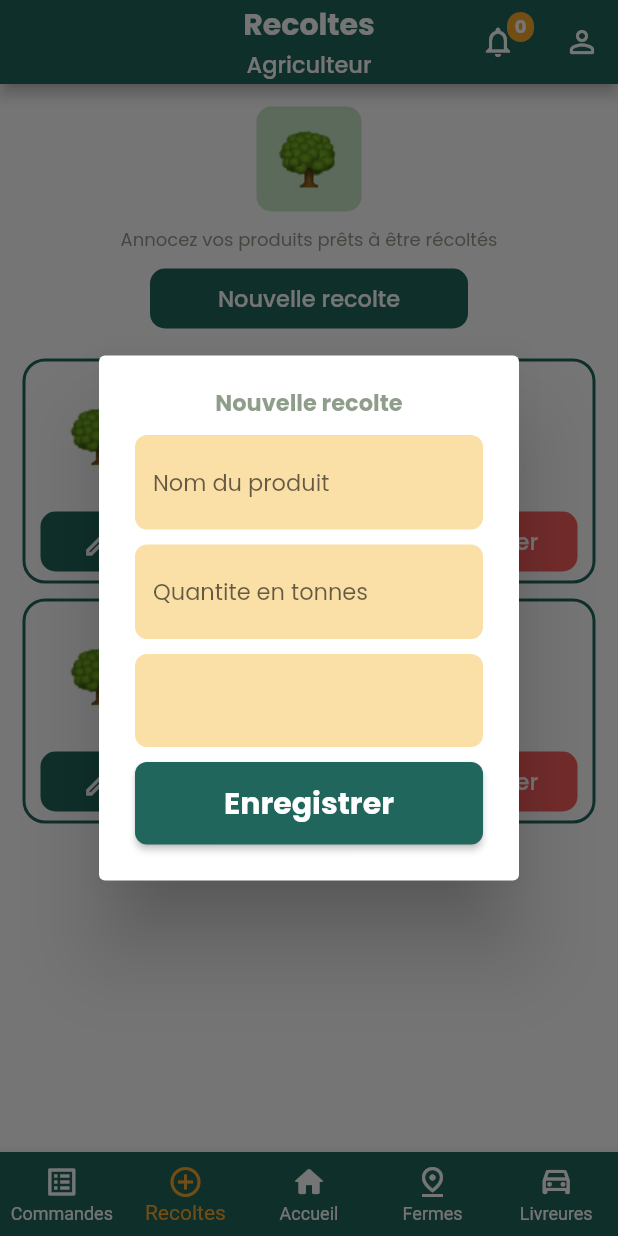
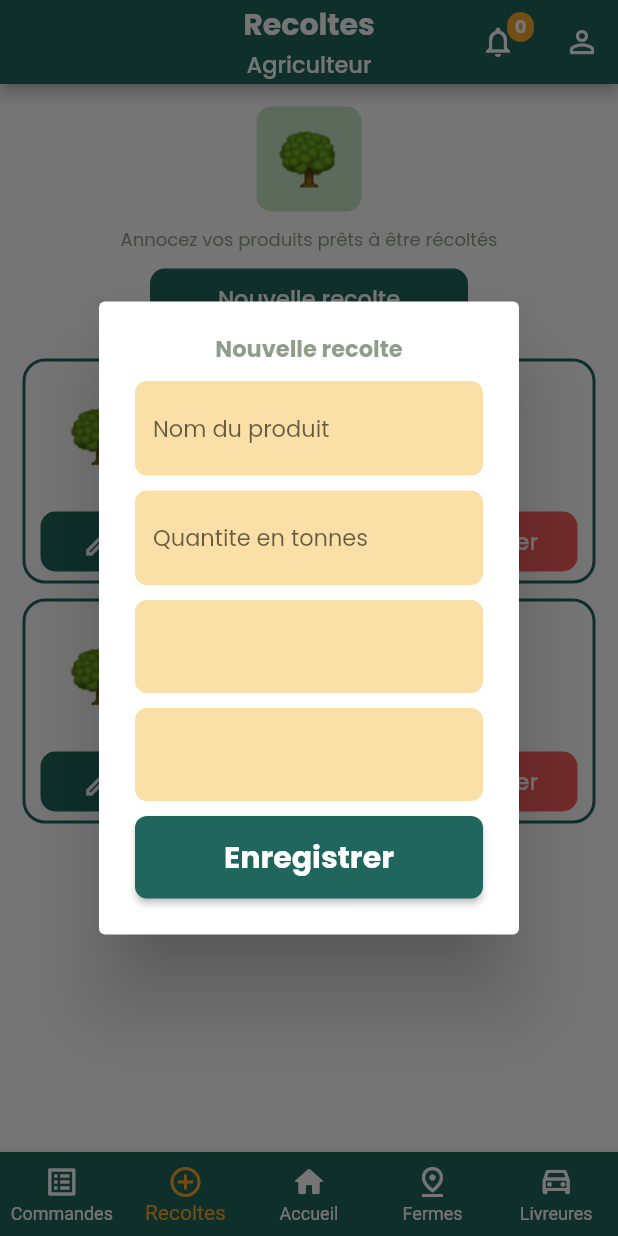
Before and after one commit to agnilondapakou/swipe_app, a Flutter app: the FarmerRecoltesPage screen opened by its route, item 2 of the bottom bar chosen, after a tap on "Nouvelle recolte", on a phone screen of 412 x 824 dp. Run offline on Flutter 3.47's test engine with Material 2 defaults, Android fonts, the phone set to English and light mode, and no system bars; our stand-ins replace awesome_dialog, flutter_secure_storage, flutter_spinkit, geolocator, google_fonts, hexcolor; accounts and stored records are empty.

Commit message:
Implement create recolte popup

```diff
--- a/lib/screens/recoltes/farmers/farmer_recoltes_page.dart
+++ b/lib/screens/recoltes/farmers/farmer_recoltes_page.dart
@@ -15,8 +15,8 @@ class FarmerRecoltesPage extends StatefulWidget {
 }
 
 class _FarmerRecoltesPageState extends State<FarmerRecoltesPage> {
+  final GlobalKey<FormState> _formKey = GlobalKey<FormState> ();
   DateTime _selectedDate = DateTime.now();
-  final GlobalKey<FormState> _formKey = GlobalKey<FormState> ();
 
   Future<void> newRecolteDialog(BuildContext context) async {
     return await showDialog(context: context,
@@ -92,7 +92,6 @@ class _FarmerRecoltesPageState extends State<FarmerRecoltesPage> {
                     const SizedBox(height: 10,),
                     TextFormField(
                       controller: startDateController,
-                      keyboardType: TextInputType.number,
                       readOnly: true,
                       decoration: InputDecoration(
                         hintText: startDateController.text,
@@ -110,7 +109,43 @@ class _FarmerRecoltesPageState extends State<FarmerRecoltesPage> {
                             firstDate: DateTime(2023),
                             lastDate: DateTime(2100)
                         );
+                        // startDateController.text = DateFormat('yyyy-MM-dd').format(selectedDate);
                       },
+
+                      validator: (value) {
+                        if (value == null || value.isEmpty) {
+                          return 'Entrez choisir une date';
+                        }
+                        return null;
+                      },
+                      style: GoogleFonts.poppins(
+                          color: GlobalColors.textColor,
+                          fontSize: 15 // set the text color
+                      ),
+                    ),
+                    const SizedBox(height: 10,),
+                    TextFormField(
+                      controller: startDateController,
+                      readOnly: true,
+                      decoration: InputDecoration(
+                        hintText: startDateController.text,
+                        filled: true,
+                        fillColor: GlobalColors.tertiaryColor,
+                        border: OutlineInputBorder(
+                          borderRadius: BorderRadius.circular(8),
+                          borderSide: BorderSide.none,
+                        ),
+                      ),
+                      onTap: () async {
+                        DateTime? selectedDate = await showDatePicker(
+                            context: context,
+                            initialDate: DateTime.now(),
+                            firstDate: DateTime(2023),
+                            lastDate: DateTime(2100)
+                        );
+                        // startDateController.text = DateFormat('yyyy-MM-dd').format(selectedDate);
+                      },
+
                       validator: (value) {
                         if (value == null || value.isEmpty) {
                           return 'Entrez choisir une date';
@@ -146,6 +181,7 @@ class _FarmerRecoltesPageState extends State<FarmerRecoltesPage> {
                 ),
               ),
             );
+
           });
         }
     );
```
